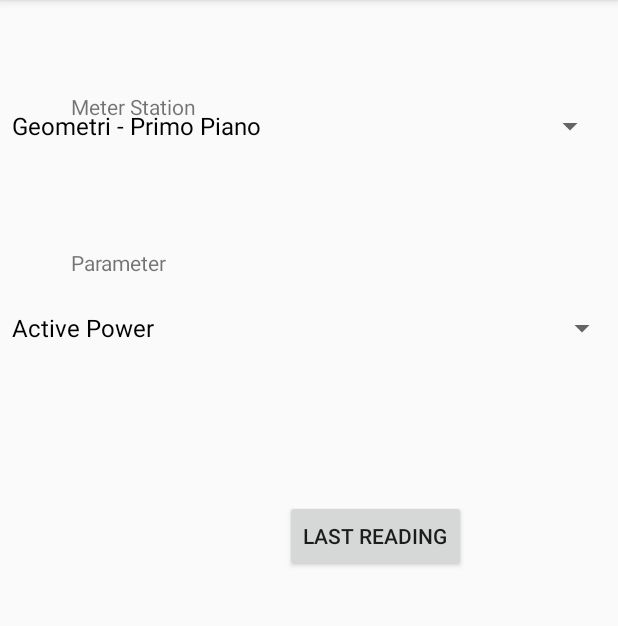
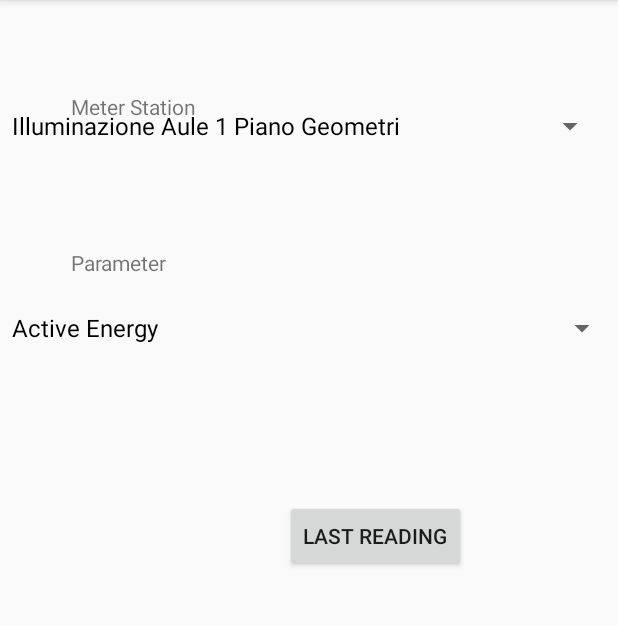
Before and after one commit to ghianda/SensorApp, an Android app: the screen it shows after launch (LastReadActivity), after a tap on "LAST READING", on a phone screen of 412 x 824 dp, the part 84-710 px from its top. Run offline under Robolectric (Android 15) with nearby library versions, the phone set to English and light mode, and no system bars; our stand-ins replace Volley.

```diff
--- a/app/src/main/java/com/example/francesco/myfirstapp/Sensor.java
+++ b/app/src/main/java/com/example/francesco/myfirstapp/Sensor.java
@@ -4,6 +4,7 @@
 import android.os.Parcelable;
 
 import java.util.ArrayList;
+import java.util.Comparator;
 
 /**
  * Created by francesco on 28/12/2016.
@@ -68,9 +69,22 @@
 
 
     public void setConversionFactorByUrlCode() {
-
-        //TODO aggiungere casi mancanti al metodo (vedi sigle mancanti in sensorlist)
         switch (this.urlCode) {
+            case "/reactcon": {
+                unitOfMeasure = "VARh";
+                conversionFactor = 100000; //5-6 cifre
+                break;
+            }
+            case "/apcon": {
+                unitOfMeasure = "VA";
+                conversionFactor = 100000; //6-7 cifre
+                break;
+            }
+            case "/con": {
+                unitOfMeasure = "Wh";
+                conversionFactor = 100000;  //6-7  cifre
+                break;
+            }
             case "/actpw": {
                 unitOfMeasure = "kW";
                 conversionFactor = 100000; //5-6 cifre
@@ -133,37 +147,27 @@
     }
 
 
-    //static method for mapping Sensor UrlCode to Unit of Measure
-    public static String getUnitOfMeasureByUrlCode(String urlcode) {
-        switch (urlcode) {
-            case "/actpw": {
-                return "kW";
-            }
-            case "/pwf": {
-                return " ";
-            }
-            case "/cur/1": {
-                return "A";
-            }
-            case "/cur/3": {
-                return "A";
-            }
-            case "/cur/2": {
-                return "A";
-            }
-            case "/appw": {
-                return "kVA";
-            }
-            case "/reactpw": {
-                return "kVAR";
-            }
-            default:
-                return "";
-        }
+    //return the data with max value
+    public Data findDataWithMaxValue() {
+
+        //Comparator for Data (order by Value)
+        Comparator<Data> dataCmp = Comparator.comparing(Data::getValue);
+        //find the max
+        return this.getDatas().stream().max(dataCmp).get();
     }
 
 
-    // IMPLEMENT PARCEABLE METHOD
+    //return the data with min value
+    public Data findDataWithMinValue() {
+
+        //Comparator for Data (order by Value)
+        Comparator<Data> dataCmp = Comparator.comparing(Data::getValue);
+        //find the max
+        return this.getDatas().stream().min(dataCmp).get();
+    }
+
+
+    // IMPLEMENT PARCEABLE METHOD ***************************
     protected Sensor(Parcel in) {
         urlCode = in.readString();
         name = in.readString();
--- a/app/src/main/java/com/example/francesco/myfirstapp/SensorList.java
+++ b/app/src/main/java/com/example/francesco/myfirstapp/SensorList.java
@@ -21,15 +21,6 @@
 
     private HashMap<Meter, ArrayList<Sensor>> list; // meter -> list of sensors
 
-    /* TODO DA CHIEDERE A GIOVANNUS
-    private Sensor reactcon = new Sensor("/reactcon", "Reactive Consumption");  //mai usata?
-    private Sensor con = new Sensor("/con", "Consumption");                     //mai usata?
-    private Sensor apcon = new Sensor("/apcon", "Apparent consumption");        //mai usata?
-    //TODO manca la sigla url per l'Active Energy
-    //TODO manca la sigla url per Reactive Energy
-    //TODO manca la sigla url per Apparent Energy
-    */
-
 
     public SensorList() {
 
@@ -39,7 +30,7 @@
 
 
         //make list for only meter Geom/GF/Labs/Lighting
-        // TODO sensors.add(ACTIVE ENERGY);
+        sensors.add(new Sensor("/con", "Active Energy"));
         sensors.add(new Sensor("/actpw", "Active Power"));
         sensors.add(new Sensor("/pwf", "Power Factor"));
         sensors.add(new Sensor("/cur/1", "Current - 1' phase"));
@@ -49,7 +40,7 @@
 
 
         //make list for only meter Geom/1F/Rooms/Lighting
-        // TODO sensors.add(ACTIVE ENERGY);
+        sensors.add(new Sensor("/con", "Active Energy"));
         sensors.add(new Sensor("/actpw", "Active Power"));
         sensors.add(new Sensor("/pwf", "Power Factor"));
         sensors.add(new Sensor("/cur/1", "Current - 1' phase"));
@@ -59,7 +50,7 @@
 
 
         //add sensor for only meter QG/Lighting
-        // TODO sensors.add(ACTIVE ENERGY);
+        sensors.add(new Sensor("/con", "Active Energy"));
         sensors.add(new Sensor("/actpw", "Active Power"));
         sensors.add(new Sensor("/pwf", "Power Factor"));
         sensors.add(new Sensor("/cur/1", "Current - 1' phase"));
@@ -71,9 +62,9 @@
 
 
         //add sensor for only meter QS
-        // TODO sensors.add(REACTIVE ENERGY);
-        //TODO sensors.add(APPARENT ENERGY);
-        // TODO sensors.add(ACTIVE ENERGY);
+        sensors.add(new Sensor("/reactcon", "Reactive Energy"));
+        sensors.add(new Sensor("/apcon", "Apparent Energy"));
+        sensors.add(new Sensor("/con", "Active Energy"));
         sensors.add(new Sensor("/actpw", "Active Power"));
         sensors.add(new Sensor("/pwf", "Power Factor"));
         sensors.add(new Sensor("/cur/1", "Current - 1' phase"));
@@ -87,9 +78,9 @@
 
 
         //add sensor for only meter QG
-        // TODO sensors.add(REACTIVE ENERGY);
-        //TODO sensors.add(APPARENT ENERGY);
-        // TODO sensors.add(ACTIVE ENERGY);
+        sensors.add(new Sensor("/reactcon", "Reactive Energy"));
+        sensors.add(new Sensor("/apcon", "Apparent Energy"));
+        sensors.add(new Sensor("/con", "Active Energy"));
         sensors.add(new Sensor("/actpw", "Active Power"));
         sensors.add(new Sensor("/pwf", "Power Factor"));
         sensors.add(new Sensor("/cur/1", "Current - 1' phase"));
@@ -103,9 +94,9 @@
 
 
         //add sensor for only meter Geom/GF
-        // TODO sensors.add(REACTIVE ENERGY);
-        //TODO sensors.add(APPARENT ENERGY);
-        // TODO sensors.add(ACTIVE ENERGY);
+        sensors.add(new Sensor("/reactcon", "Reactive Energy"));
+        sensors.add(new Sensor("/apcon", "Apparent Energy"));
+        sensors.add(new Sensor("/con", "Active Energy"));
         sensors.add(new Sensor("/actpw", "Active Power"));
         sensors.add(new Sensor("/pwf", "Power Factor"));
         sensors.add(new Sensor("/cur/1", "Current - 1' phase"));
@@ -119,9 +110,9 @@
 
 
         //add sensor for only meter Geom/1F
-        // TODO sensors.add(REACTIVE ENERGY);
-        //TODO sensors.add(APPARENT ENERGY);
-        // TODO sensors.add(ACTIVE ENERGY);
+        sensors.add(new Sensor("/reactcon", "Reactive Energy"));
+        sensors.add(new Sensor("/apcon", "Apparent Energy"));
+        sensors.add(new Sensor("/con", "Active Energy"));
         sensors.add(new Sensor("/actpw", "Active Power"));
         sensors.add(new Sensor("/pwf", "Power Factor"));
         sensors.add(new Sensor("/cur/1", "Current - 1' phase"));
@@ -135,9 +126,9 @@
 
 
         //add sensor for only meter Geom/GF/Labs/MP
-        // TODO sensors.add(REACTIVE ENERGY);
-        //TODO sensors.add(APPARENT ENERGY);
-        // TODO sensors.add(ACTIVE ENERGY);
+        sensors.add(new Sensor("/reactcon", "Reactive Energy"));
+        sensors.add(new Sensor("/apcon", "Apparent Energy"));
+        sensors.add(new Sensor("/con", "Active Energy"));
         sensors.add(new Sensor("/actpw", "Active Power"));
         sensors.add(new Sensor("/pwf", "Power Factor"));
         sensors.add(new Sensor("/cur/1", "Current - 1' phase"));
@@ -171,6 +162,12 @@
         return list.keySet().toArray(new Meter[0])[id];
     }
 
+
+    //nome del Meter dal suo urlString
+    public String getMeterNameByUrl(String urlCode) {
+        return list.keySet().stream().filter(m -> m.getUrlString().equals(urlCode))
+                .findFirst().get().getName();
+    }
 
     //restituisce la lista dei sensori dalla chiave m
     public Collection<Sensor> getSensorsByMeter(Meter m) {
--- a/app/src/main/res/layout/time_reading_activity.xml
+++ b/app/src/main/res/layout/time_reading_activity.xml
@@ -24,8 +24,7 @@
 
         <TextView
             android:text="@string/tvSelectMeter"
-            android:layout_width="0dp"
-            android:layout_weight="1"
+            android:layout_width="wrap_content"
             android:layout_height="wrap_content"
             android:id="@+id/textView" />
 
@@ -47,7 +46,7 @@
         <TextView
             android:text="@string/tvSelectSensor"
             android:layout_width="0dp"
-            android:layout_weight="1"
+            android:layout_weight="0.42"
             android:layout_height="wrap_content"
             android:id="@+id/textView3" />
 
```
Also changed, not shown: app/src/main/AndroidManifest.xml (+4 -21 lines), app/src/main/java/com/example/francesco/myfirstapp/LastReadActivity.java (+6 -25 lines), app/src/main/java/com/example/francesco/myfirstapp/SensorProjectApp.java (+40 -8 lines), app/src/main/res/values/strings.xml (+7 -0 lines), app/src/main/java/com/example/francesco/myfirstapp/readme.txt, 1 other file.
